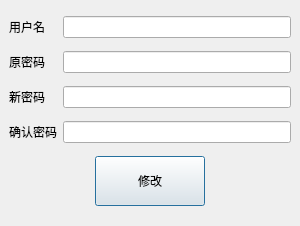
jiaqingguo/DI, file digitalIntegration/ChangePwdDialog.ui: the form before one commit.
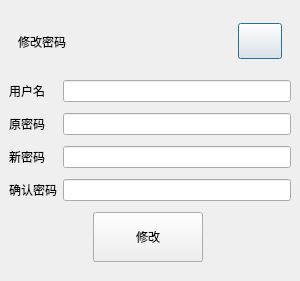
The form after the commit.

What changed in the file:
```diff
--- a/digitalIntegration/ChangePwdDialog.ui
+++ b/digitalIntegration/ChangePwdDialog.ui
@@ -7,7 +7,7 @@
     <x>0</x>
     <y>0</y>
     <width>300</width>
-    <height>226</height>
+    <height>281</height>
    </rect>
   </property>
   <property name="windowTitle">
@@ -33,75 +33,110 @@
      </property>
      <widget class="QWidget" name="page">
       <layout class="QGridLayout" name="gridLayout">
-       <item row="0" column="0">
+       <item row="0" column="0" colspan="4">
+        <widget class="QWidget" name="widget_2" native="true">
+         <property name="maximumSize">
+          <size>
+           <width>16777215</width>
+           <height>55</height>
+          </size>
+         </property>
+         <layout class="QHBoxLayout" name="horizontalLayout">
+          <property name="leftMargin">
+           <number>9</number>
+          </property>
+          <property name="topMargin">
+           <number>0</number>
+          </property>
+          <property name="rightMargin">
+           <number>9</number>
+          </property>
+          <property name="bottomMargin">
+           <number>0</number>
+          </property>
+          <item>
+           <widget class="QLabel" name="labelChangePwd">
+            <property name="minimumSize">
+             <size>
+              <width>0</width>
+              <height>55</height>
+             </size>
+            </property>
+            <property name="maximumSize">
+             <size>
+              <width>16777215</width>
+              <height>55</height>
+             </size>
+            </property>
+            <property name="text">
+             <string>修改密码</string>
+            </property>
+           </widget>
+          </item>
+          <item>
+           <spacer name="horizontalSpacer_7">
+            <property name="orientation">
+             <enum>Qt::Horizontal</enum>
+            </property>
+            <property name="sizeHint" stdset="0">
+             <size>
+              <width>157</width>
+              <height>20</height>
+             </size>
+            </property>
+           </spacer>
+          </item>
+          <item>
+           <widget class="QPushButton" name="btnChangeClose">
+            <property name="minimumSize">
+             <size>
+              <width>44</width>
+              <height>36</height>
+             </size>
+            </property>
+            <property name="maximumSize">
+             <size>
+              <width>44</width>
+              <height>36</height>
+             </size>
+            </property>
+            <property name="text">
+             <string/>
+            </property>
+           </widget>
+          </item>
+         </layout>
+        </widget>
+       </item>
+       <item row="1" column="0">
         <widget class="QLabel" name="labelUser">
          <property name="text">
           <string>用户名</string>
          </property>
         </widget>
        </item>
-       <item row="0" column="1" colspan="3">
-        <widget class="QLineEdit" name="lineEditUserName">
-         <property name="minimumSize">
-          <size>
-           <width>0</width>
-           <height>0</height>
-          </size>
-         </property>
-        </widget>
-       </item>
-       <item row="1" column="0">
+       <item row="2" column="0">
         <widget class="QLabel" name="labelPassword">
          <property name="text">
           <string>原密码</string>
          </property>
         </widget>
        </item>
-       <item row="1" column="1" colspan="3">
-        <widget class="QLineEdit" name="lineEditPassword">
-         <property name="minimumSize">
-          <size>
-           <width>0</width>
-           <height>0</height>
-          </size>
-         </property>
-        </widget>
-       </item>
-       <item row="2" column="0">
+       <item row="3" column="0">
         <widget class="QLabel" name="labelNewPwd">
          <property name="text">
           <string>新密码</string>
          </property>
         </widget>
        </item>
-       <item row="2" column="1" colspan="3">
-        <widget class="QLineEdit" name="lineEditNewPwd">
-         <property name="minimumSize">
-          <size>
-           <width>0</width>
-           <height>0</height>
-          </size>
-         </property>
-        </widget>
-       </item>
-       <item row="3" column="0">
+       <item row="4" column="0">
         <widget class="QLabel" name="labelConfirmPwd">
          <property name="text">
           <string>确认密码</string>
          </property>
         </widget>
        </item>
-       <item row="3" column="1" colspan="3">
-        <widget class="QLineEdit" name="lineEditConfrimPwd">
-         <property name="minimumSize">
-          <size>
-           <width>0</width>
-           <height>0</height>
-          </size>
-         </property>
-        </widget>
-       </item>
-       <item row="4" column="0" colspan="2">
+       <item row="5" column="0" colspan="2">
         <spacer name="horizontalSpacer">
          <property name="orientation">
           <enum>Qt::Horizontal</enum>
@@ -114,7 +149,7 @@
          </property>
         </spacer>
        </item>
-       <item row="4" column="2">
+       <item row="5" column="2">
         <widget class="QPushButton" name="btnModify">
          <property name="minimumSize">
           <size>
@@ -133,7 +168,7 @@
          </property>
         </widget>
        </item>
-       <item row="4" column="3">
+       <item row="5" column="3">
         <spacer name="horizontalSpacer_2">
          <property name="orientation">
           <enum>Qt::Horizontal</enum>
@@ -146,6 +181,46 @@
          </property>
         </spacer>
        </item>
+       <item row="1" column="1" colspan="3">
+        <widget class="QLineEdit" name="lineEditUserName">
+         <property name="minimumSize">
+          <size>
+           <width>0</width>
+           <height>0</height>
+          </size>
+         </property>
+        </widget>
+       </item>
+       <item row="2" column="1" colspan="3">
+        <widget class="QLineEdit" name="lineEditPassword">
+         <property name="minimumSize">
+          <size>
+           <width>0</width>
+           <height>0</height>
+          </size>
+         </property>
+        </widget>
+       </item>
+       <item row="3" column="1" colspan="3">
+        <widget class="QLineEdit" name="lineEditNewPwd">
+         <property name="minimumSize">
+          <size>
+           <width>0</width>
+           <height>0</height>
+          </size>
+         </property>
+        </widget>
+       </item>
+       <item row="4" column="1" colspan="3">
+        <widget class="QLineEdit" name="lineEditConfrimPwd">
+         <property name="minimumSize">
+          <size>
+           <width>0</width>
+           <height>0</height>
+          </size>
+         </property>
+        </widget>
+       </item>
       </layout>
      </widget>
      <widget class="QWidget" name="page_2">
```
